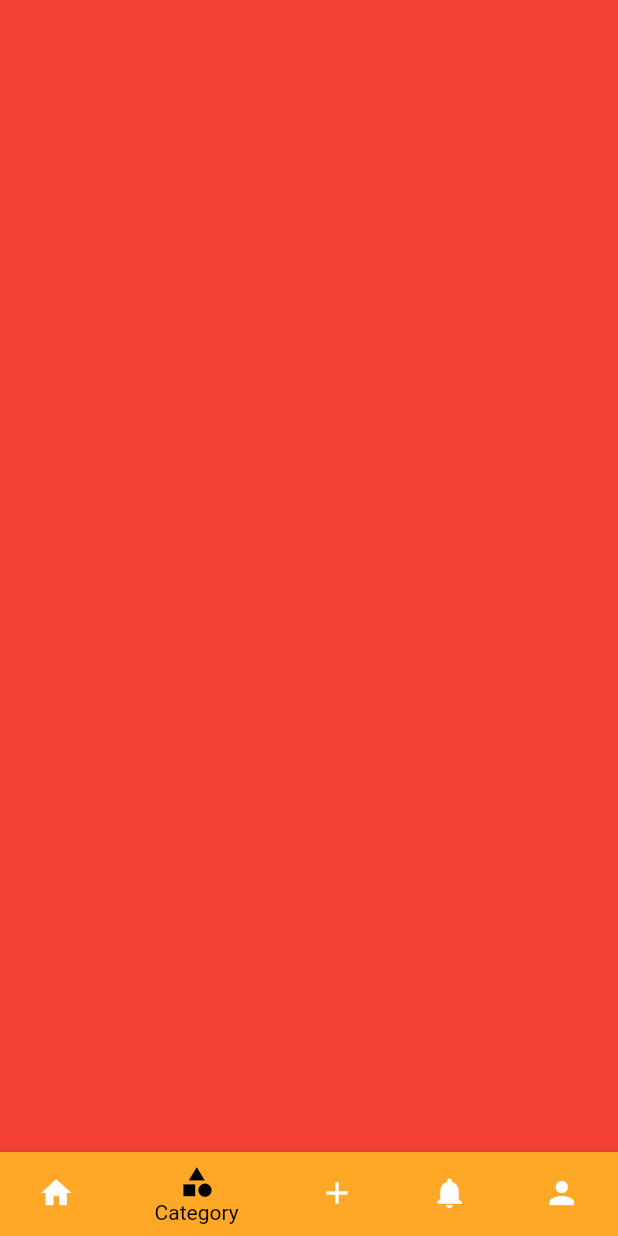
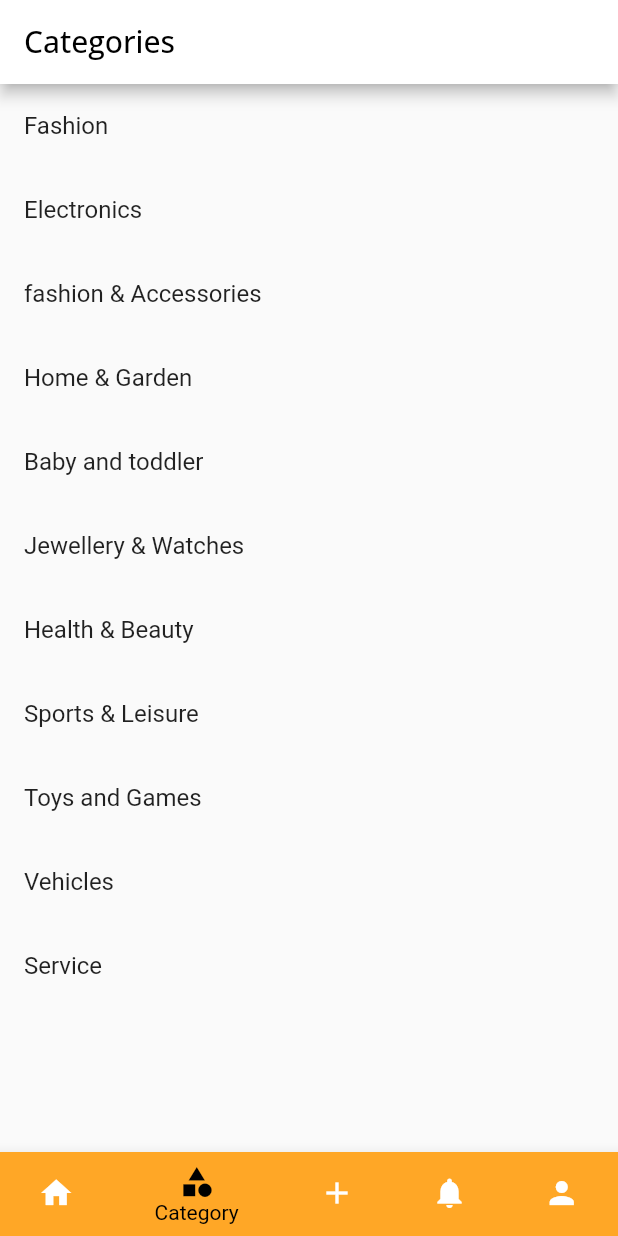
Before and after one commit to SudipRaaz/NewShop, a Flutter app: the screen it shows once a user with an empty profile is signed in, item 2 of the bottom bar chosen, on a phone screen of 412 x 824 dp. Run offline on Flutter 3.47's test engine with Material 2 defaults, Android fonts, the light colour scheme and no system bars; our stand-ins replace carousel_slider, cloud_firestore, firebase_auth, firebase_core, firebase_storage, google_fonts and 2 more; missing offline and left inert: flutter_khalti, store_redirect; accounts and stored records are empty.

Commit message:
category page created

```diff
--- a/lib/main.dart
+++ b/lib/main.dart
@@ -9,9 +9,7 @@ import 'package:second_shopp/model/data/notification_dao.dart';
 import 'package:second_shopp/model/data/registration_dao.dart';
 import 'package:second_shopp/model/data/sell_dao.dart';
 import 'package:second_shopp/model/data/transaction_dao.dart';
-
 import 'package:second_shopp/theme_data.dart';
-
 import 'page_layout.dart';
 import 'model/tab_manager.dart';
 
--- a/lib/screen/category_page.dart
+++ b/lib/screen/category_page.dart
@@ -1,13 +1,44 @@
 import 'package:flutter/material.dart';
+import 'package:second_shopp/components/category_tiles.dart';
+import 'package:second_shopp/model/images.dart';
+import 'package:second_shopp/screen/category_items.dart';
 
 class Category extends StatelessWidget {
-  const Category({Key? key}) : super(key: key);
+  Category({Key? key}) : super(key: key);
+
+  final List<String> entries = [
+    'Fashion',
+    'Electronics',
+    'fashion & Accessories',
+    'Home & Garden',
+    'Baby and toddler',
+    'Jewellery & Watches',
+    'Health & Beauty',
+    'Sports & Leisure',
+    'Toys and Games',
+    'Vehicles',
+    'Service'
+  ];
 
   @override
   Widget build(BuildContext context) {
     return Scaffold(
-      body: Container(
-        color: Colors.red,
+      appBar: AppBar(
+        title: Text("Categories"),
+      ),
+      body: ListView.builder(
+        itemCount: entries.length,
+        itemBuilder: (context, index) {
+          return ListTile(
+            title: GestureDetector(
+                onTap: () {
+                  Navigator.push((context),
+                      MaterialPageRoute(builder: (context) => Categorylist()));
+                  print('hello text tapped');
+                },
+                child: Text('${entries[index]}')),
+          );
+        },
       ),
     );
   }
```
Also changed, not shown: lib/components/category_tiles.dart (added, +50 -0 lines), lib/screen/category_items.dart (added, +36 -0 lines), 2 other files.
